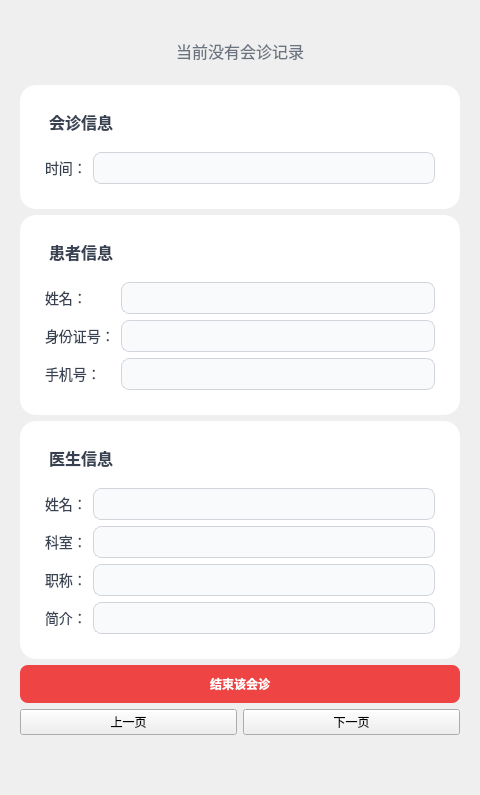
Before: the Qt Designer form Client/forms/doctorsessionform.ui in lgy987/IntelliMed, drawn with Qt 5.
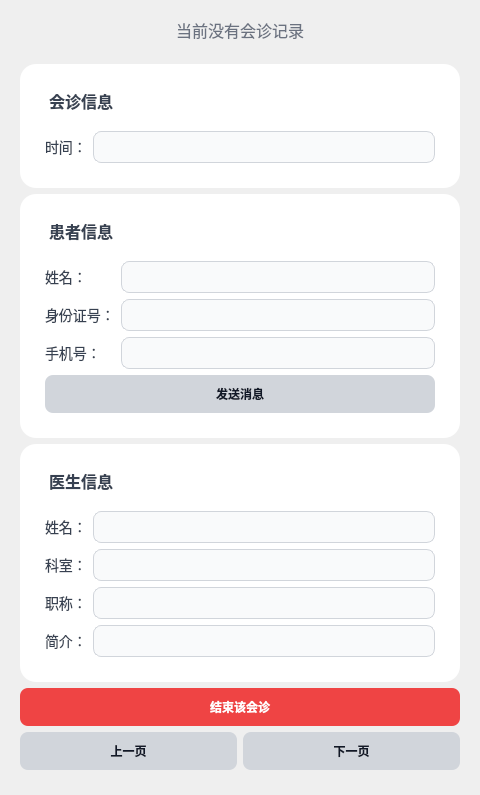
After: the same form once the commit is applied.

```diff
--- a/Client/forms/doctorsessionform.ui
+++ b/Client/forms/doctorsessionform.ui
@@ -131,6 +131,31 @@
            <item row="2" column="1"><widget class="QLineEdit" name="patientPhoneEdit"><property name="readOnly"><bool>true</bool></property></widget></item>
           </layout>
          </item>
+         <item>
+           <widget class="QPushButton" name="messageButton">
+             <property name="styleSheet">
+               <string notr="true">
+                 QPushButton {
+                   background: #d1d5db;
+                   color: #111827;
+                   border-radius: 8px;
+                   padding: 10px;
+                   font-weight: bold;
+                 }
+                 QPushButton:hover:!disabled {
+                   background-color: #9ca3af;
+                 }
+                 QPushButton:disabled {
+                   background-color: #e5e7eb;
+                   color: #6b7280;
+                 }
+               </string>
+             </property>
+             <property name="text">
+               <string>发送消息</string>
+             </property>
+           </widget>
+         </item>
         </layout>
        </widget>
       </item>
@@ -187,12 +212,52 @@
        <layout class="QHBoxLayout" name="navLayout">
         <item>
          <widget class="QPushButton" name="prevButton">
-          <property name="text"><string>上一页</string></property>
+              <property name="styleSheet">
+                <string notr="true">
+                  QPushButton {
+                    background: #d1d5db;
+                    color: #111827;
+                    border-radius: 8px;
+                    padding: 10px;
+                    font-weight: bold;
+                  }
+                  QPushButton:hover:!disabled {
+                    background-color: #9ca3af;
+                  }
+                  QPushButton:disabled {
+                    background-color: #e5e7eb;
+                    color: #6b7280;
+                  }
+                </string>
+              </property>
+              <property name="text">
+                <string>上一页</string>
+              </property>
          </widget>
         </item>
         <item>
          <widget class="QPushButton" name="nextButton">
-          <property name="text"><string>下一页</string></property>
+              <property name="styleSheet">
+                <string notr="true">
+                  QPushButton {
+                    background: #d1d5db;
+                    color: #111827;
+                    border-radius: 8px;
+                    padding: 10px;
+                    font-weight: bold;
+                  }
+                  QPushButton:hover:!disabled {
+                    background-color: #9ca3af;
+                  }
+                  QPushButton:disabled {
+                    background-color: #e5e7eb;
+                    color: #6b7280;
+                  }
+                </string>
+              </property>
+              <property name="text">
+                <string>下一页</string>
+              </property>
          </widget>
         </item>
        </layout>
```
Lines whose indentation alone changed are shown as unchanged.
